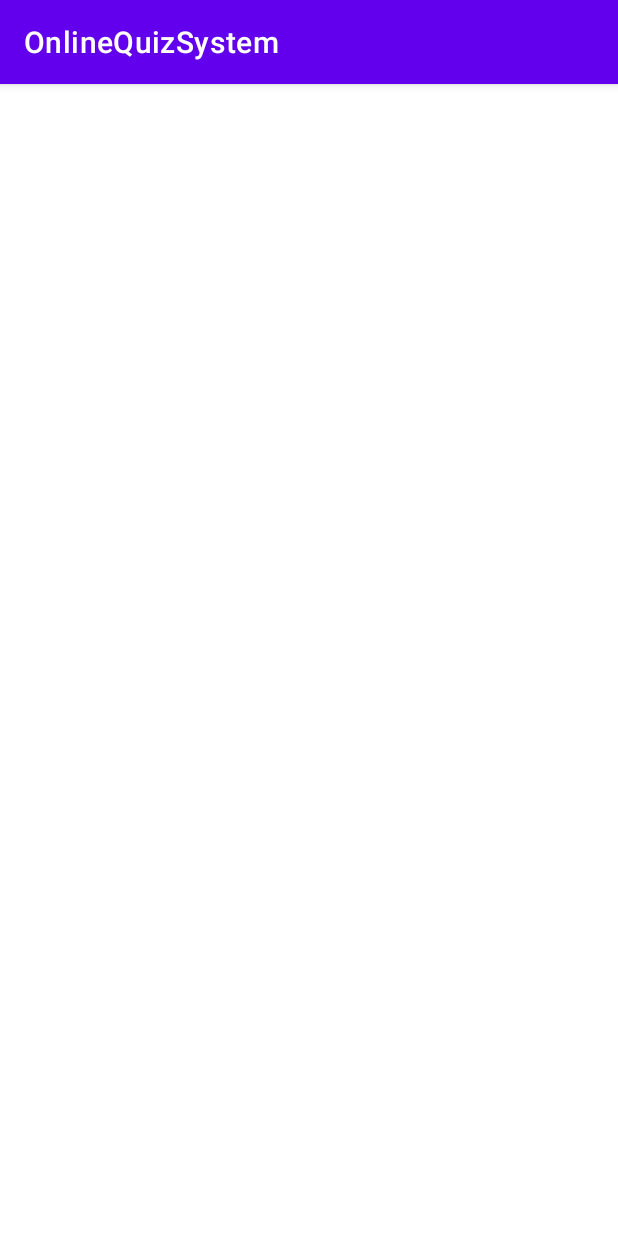
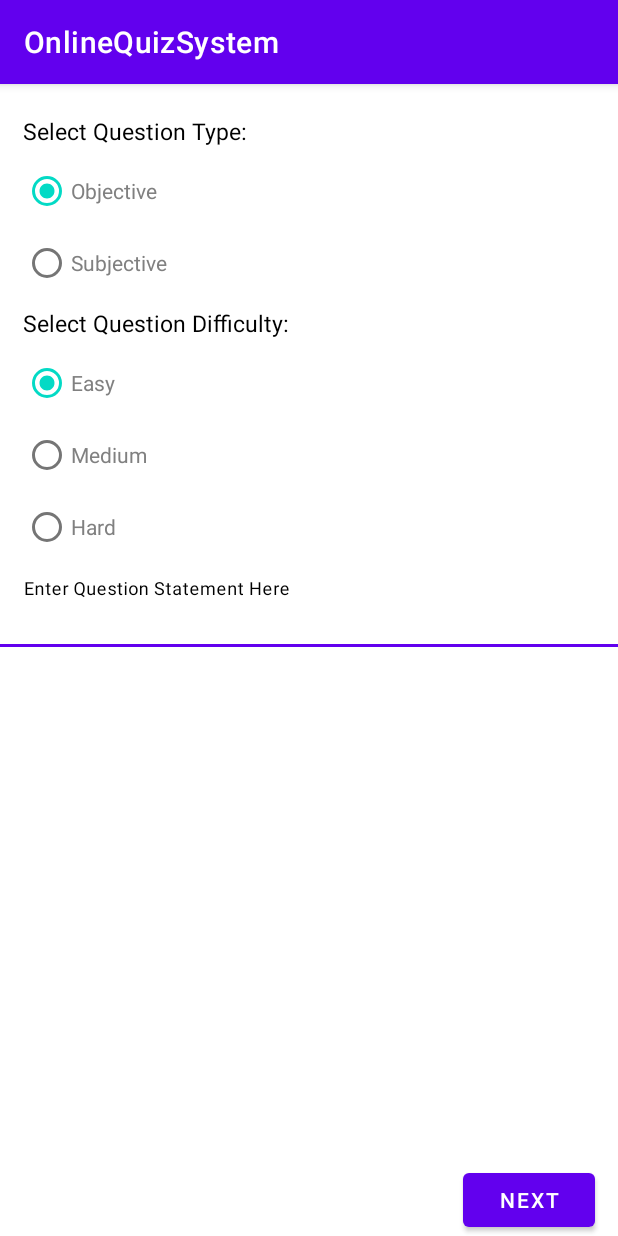
Before and after one commit to ZaeemRiaz/Online-Quiz-System, an Android app: the InstructorAddEditQuestion screen opened directly, with no data from a screen before it, on a phone screen of 412 x 824 dp. Run offline under Robolectric (Android 15) with nearby library versions, the phone set to English and light mode, and no system bars.

Commit message:
add edit question 1st screen complete

```diff
--- a/app/src/main/java/com/se/onlinequizsystem/MainActivity.java
+++ b/app/src/main/java/com/se/onlinequizsystem/MainActivity.java
@@ -14,7 +14,7 @@ public class MainActivity extends AppCompatActivity {
         setContentView(R.layout.activity_main);
     }
 
-    public void instructorQuizListButton(View view) {
+    public void InstructorQuizListButton(View view) {
         Intent intent = new Intent(this, InstructorQuizListActivity.class);
         startActivity(intent);
     }
--- a/app/src/main/res/layout/activity_instructor_add_edit_question.xml
+++ b/app/src/main/res/layout/activity_instructor_add_edit_question.xml
@@ -6,4 +6,105 @@
     android:layout_height="match_parent"
     tools:context=".InstructorAddEditQuestion">
 
+    <RadioGroup
+        android:id="@+id/radio_question_type"
+        android:layout_width="match_parent"
+        android:layout_height="wrap_content"
+        android:checkedButton="@+id/radio_button_1"
+        android:paddingLeft="15dp"
+        android:paddingTop="15dp"
+
+        app:layout_constraintTop_toTopOf="parent">
+
+        <com.google.android.material.textview.MaterialTextView
+            android:id="@+id/header"
+            android:layout_width="wrap_content"
+            android:layout_height="wrap_content"
+            android:paddingTop="5dp"
+            android:paddingBottom="5dp"
+            android:text="Select Question Type:"
+            android:textColor="@color/black"
+            android:textSize="15dp" />
+
+        <com.google.android.material.radiobutton.MaterialRadioButton
+            android:id="@+id/radio_button_question_type_objective"
+            android:layout_width="match_parent"
+            android:layout_height="match_parent"
+            android:checked="true"
+            android:text="Objective"
+            android:textColor="@color/text_default" />
+
+        <com.google.android.material.radiobutton.MaterialRadioButton
+            android:id="@+id/radio_button_question_type_subjective"
+            android:layout_width="match_parent"
+            android:layout_height="match_parent"
+            android:text="Subjective"
+            android:textColor="@color/text_default" />
+
+    </RadioGroup>
+
+    <RadioGroup
+        android:id="@+id/radio_question_difficulty"
+        android:layout_width="match_parent"
+        android:layout_height="wrap_content"
+        android:checkedButton="@+id/radio_button_1"
+        android:paddingLeft="15dp"
+        app:layout_constraintTop_toBottomOf="@id/radio_question_type">
+
+        <com.google.android.material.textview.MaterialTextView
+            android:layout_width="wrap_content"
+            android:layout_height="wrap_content"
+            android:paddingTop="5dp"
+            android:paddingBottom="5dp"
+            android:text="Select Question Difficulty:"
+            android:textColor="@color/black"
+            android:textSize="15dp" />
+
+        <com.google.android.material.radiobutton.MaterialRadioButton
+            android:id="@+id/radio_button_1"
+            android:layout_width="match_parent"
+            android:layout_height="match_parent"
+            android:checked="true"
+            android:text="Easy"
+            android:textColor="@color/text_default" />
+
+        <com.google.android.material.radiobutton.MaterialRadioButton
+            android:id="@+id/radio_button_2"
+            android:layout_width="match_parent"
+            android:layout_height="match_parent"
+            android:text="Medium"
+            android:textColor="@color/text_default" />
+
+        <com.google.android.material.radiobutton.MaterialRadioButton
+            android:id="@+id/radio_button_3"
+            android:layout_width="match_parent"
+            android:layout_height="match_parent"
+            android:text="Hard"
+            android:textColor="@color/text_default" />
+    </RadioGroup>
+
+    <com.google.android.material.textfield.TextInputLayout
+        android:id="@+id/add_edit_question_statement_layout"
+        android:layout_width="match_parent"
+        android:layout_height="wrap_content"
+        android:hint="Enter Question Statement Here"
+        app:hintTextColor="@color/black"
+        app:layout_constraintTop_toBottomOf="@id/radio_question_difficulty">
+
+        <com.google.android.material.textfield.TextInputEditText
+            android:layout_width="match_parent"
+            android:layout_height="wrap_content"
+            android:background="@color/white" />
+
+    </com.google.android.material.textfield.TextInputLayout>
+
+    <com.google.android.material.button.MaterialButton
+        android:layout_width="0dp"
+        android:layout_height="wrap_content"
+        android:layout_marginRight="15dp"
+        android:text="@string/next"
+        app:layout_constraintBottom_toBottomOf="parent"
+        app:layout_constraintHorizontal_weight="0.2"
+        app:layout_constraintRight_toRightOf="parent" />
+
 </androidx.constraintlayout.widget.ConstraintLayout>
--- a/app/src/main/res/layout/activity_main.xml
+++ b/app/src/main/res/layout/activity_main.xml
@@ -10,7 +10,7 @@
         android:id="@+id/instructor_quiz_list_button"
         android:layout_width="match_parent"
         android:layout_height="wrap_content"
-        android:onClick="instructorQuizListButton"
+        android:onClick="InstructorQuizListButton"
         android:text="Instructor Quiz List"
         app:layout_constraintTop_toTopOf="parent" />
 
@@ -33,10 +33,10 @@
 
     <com.google.android.material.button.MaterialButton
         android:id="@+id/teacher_add_edit_question"
+        android:layout_width="match_parent"
+        android:layout_height="wrap_content"
         android:onClick="InstructorAddEditQuestionButton"
         android:text="Instructor Add/Edit Question"
-        app:layout_constraintTop_toBottomOf="@id/instructor_feedback_button"
-        android:layout_width="match_parent"
-        android:layout_height="wrap_content" />
+        app:layout_constraintTop_toBottomOf="@id/instructor_feedback_button" />
 
 </androidx.constraintlayout.widget.ConstraintLayout>
--- a/app/src/main/res/values/colors.xml
+++ b/app/src/main/res/values/colors.xml
@@ -8,4 +8,5 @@
     <color name="black">#FF000000</color>
     <color name="white">#FFFFFFFF</color>
     <color name="transparent">#00000000</color>
+    <color name="text_default">#FF808080</color>
 </resources>
--- a/app/src/main/res/values/strings.xml
+++ b/app/src/main/res/values/strings.xml
@@ -1,5 +1,6 @@
 <resources>
     <string name="app_name">OnlineQuizSystem</string>
+    <string name="next">Next</string>
     <string-array name="temp_array">
         <item>Question 1:    39s</item>
         <item>Question 2:    21s</item>
```
